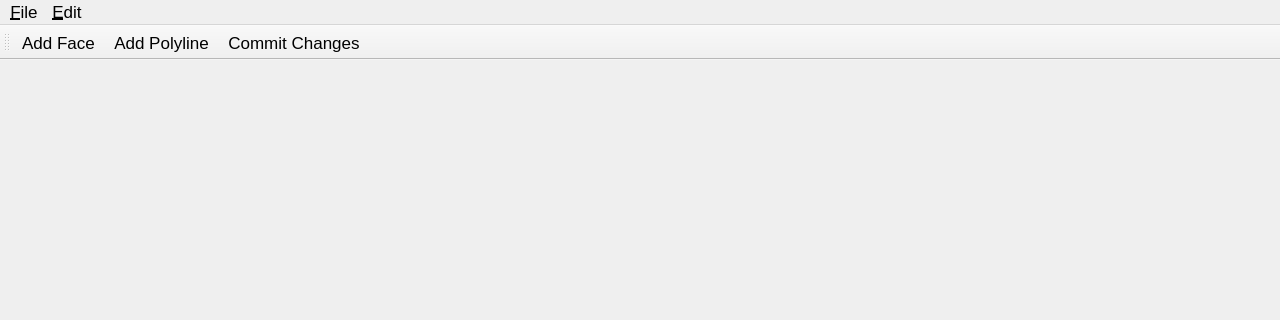
The window that Application/QtFrontend/MainWindow.ui (tobyc11/Nome3) describes before a commit, drawn with Qt 5; both pictures show x 0 to 1280 and y 0 to 320 of the 1280 by 720 pixel window.
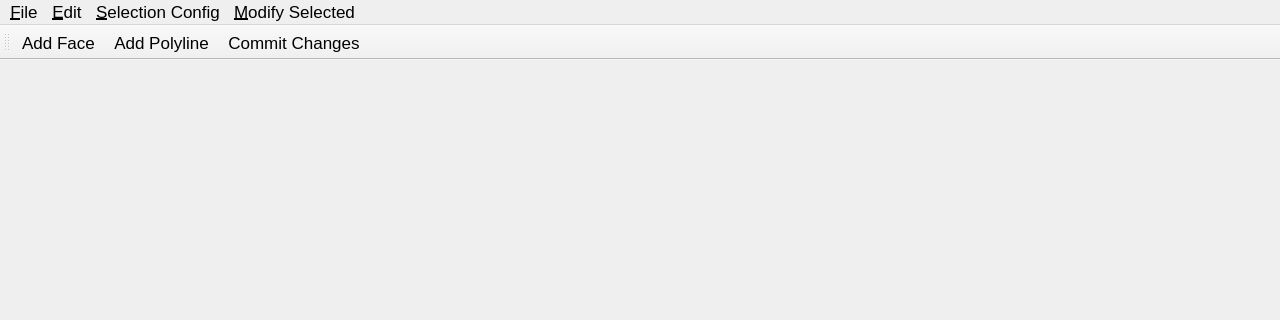
The same window after the commit.

What changed in the file:
```diff
--- a/Application/QtFrontend/MainWindow.ui
+++ b/Application/QtFrontend/MainWindow.ui
@@ -73,10 +73,31 @@
     <!--<addaction name="actionResetTempMesh"/>-->
      <addaction name="actionCommitChanges"/>
    </widget>
-   <addaction name="menuFile"/>
+
+
+    <widget class="QMenu" name="menuSelect">
+      <property name="title">
+        <string>&amp;Selection Config</string>
+      </property>
+      <addaction name="actionToggleVertexSelection"/>
+      <addaction name="actionToggleEdgeSelection"/>
+      <addaction name="actionToggleFaceSelection"/>
+    </widget>
+
+    <widget class="QMenu" name="menuModifySelected">
+      <property name="title">
+        <string>&amp;Modify Selected</string>
+      </property>
+      <addaction name="actionRemoveFace"/>
+    </widget>
+
+
+    <addaction name="menuFile"/>
    <!--<addaction name="menuAdd"/>-->
    <addaction name="menuEdit"/>
-   <addaction name="menuAbout"/>
+    <!--<addaction name="menuAbout"/>-->
+    <addaction name="menuSelect"/>
+    <addaction name="menuModifySelected"/>
   </widget>
   <widget class="QStatusBar" name="statusbar"/>
   <widget class="QToolBar" name="toolBar">
```
Left out of the diff: 45 changed lines with no effect on the pictures.
